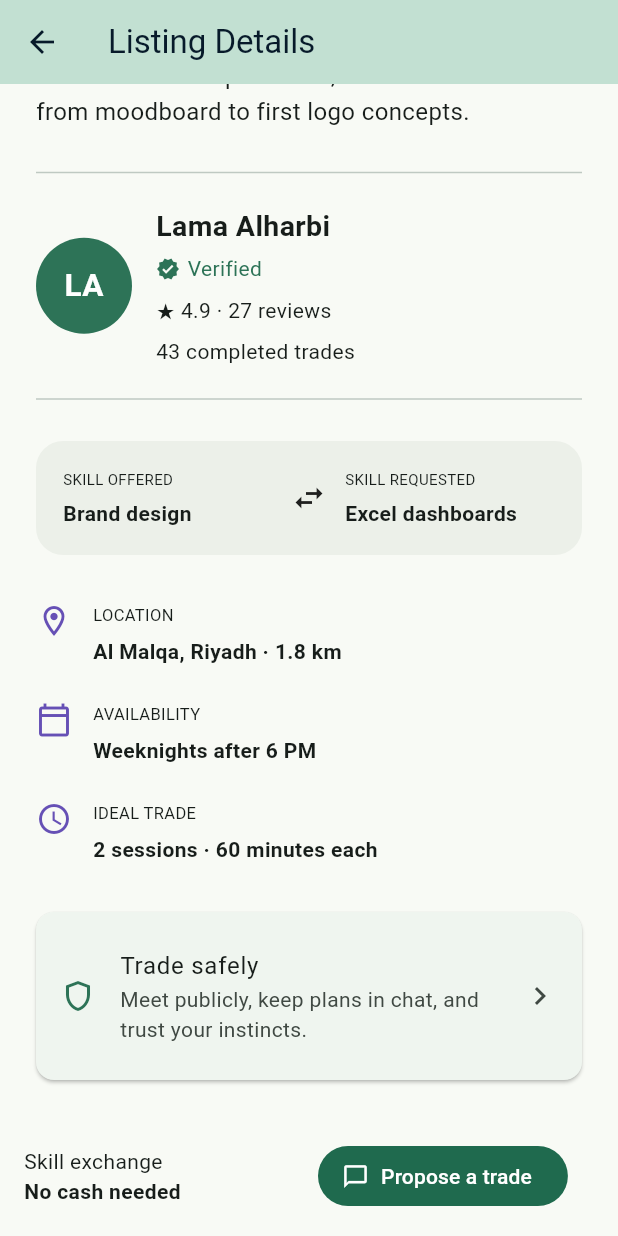
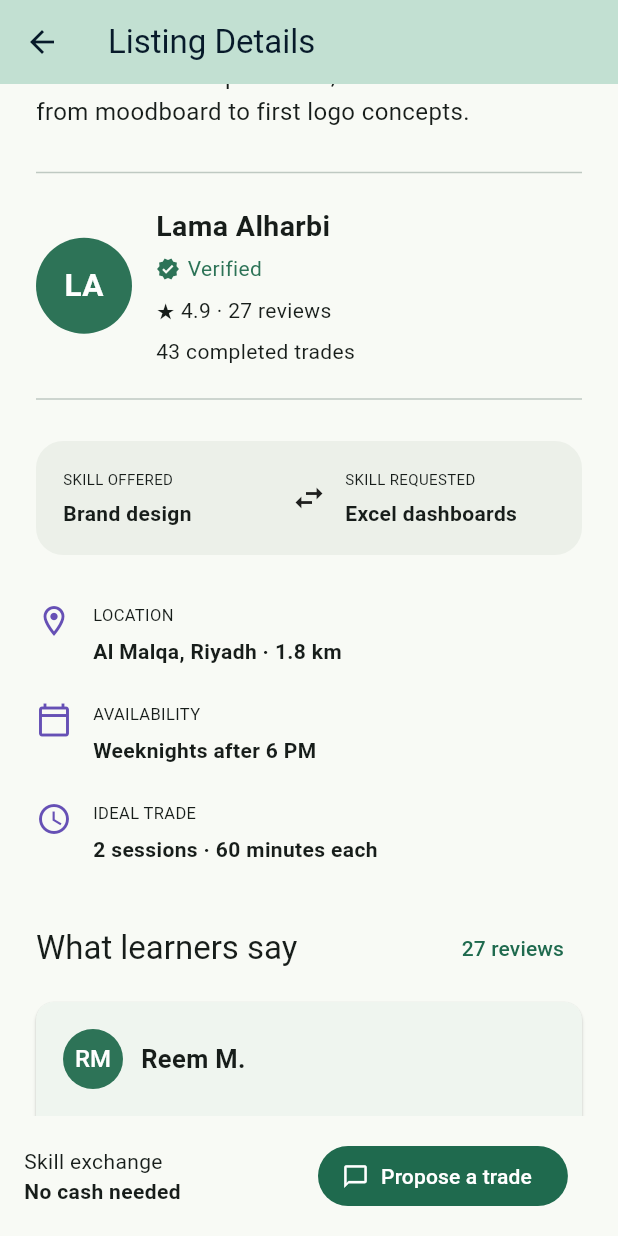
Before and after one commit to Wajza/swe463-project, a Flutter app: the ListingDetailScreen screen opened directly with sample values from the repository, scrolled down 315 dp, on a phone screen of 412 x 824 dp. Run offline on Flutter 3.47's test engine with Material 3 defaults, Android fonts, the phone set to English and light mode, and no system bars; Roboto replaces fonts that are missing (Arial).

Commit message:
Add listing review preview and reviews page

```diff
--- /dev/null
+++ b/souq_skills/lib/data/demo_listing_reviews.dart
@@ -0,0 +1,18 @@
+import '../models/listing_review.dart';
+
+// Temporary samples keyed by listing ID.
+const Map<String, List<ListingReview>> demoListingReviews = {
+  'demo-brand-design': [
+    ListingReview(
+      reviewerName: 'Reem M.',
+      stars: 5,
+      comment: 'Lama made branding feel simple and practical. '
+          'I left with a real direction for my bakery.',
+    ),
+    ListingReview(
+      reviewerName: 'Fahad S.',
+      stars: 5,
+      comment: 'Everything was exactly as agreed. Great experience.',
+    ),
+  ],
+};
--- /dev/null
+++ b/souq_skills/lib/models/listing_review.dart
@@ -0,0 +1,23 @@
+class ListingReview {
+  const ListingReview({
+    required this.reviewerName,
+    required this.stars,
+    required this.comment,
+  }) : assert(stars >= 1 && stars <= 5);
+
+  final String reviewerName;
+  final int stars;
+  final String comment;
+
+  String get initials {
+    final parts = reviewerName.trim().split(RegExp(r'\s+'));
+    if (parts.first.isEmpty) return '?';
+
+    final first = String.fromCharCode(parts.first.runes.first);
+    final last = parts.length > 1
+        ? String.fromCharCode(parts.last.runes.first)
+        : '';
+
+    return '$first$last'.toUpperCase();
+  }
+}
--- /dev/null
+++ b/souq_skills/lib/screens/listings/listing_reviews_screen.dart
@@ -0,0 +1,203 @@
+import 'package:flutter/material.dart';
+
+import '../../data/demo_listing_reviews.dart';
+import '../../main.dart';
+import '../../models/listing_review.dart';
+import '../../models/skill_listing.dart';
+
+class ListingReviewsSection extends StatelessWidget {
+  const ListingReviewsSection({
+    super.key,
+    required this.listing,
+  });
+
+  final SkillListing listing;
+
+  @override
+  Widget build(BuildContext context) {
+    final reviews =
+        demoListingReviews[listing.id] ?? const <ListingReview>[];
+
+    return Column(
+      crossAxisAlignment: CrossAxisAlignment.stretch,
+      children: [
+        Row(
+          children: [
+            Expanded(
+              child: Text(
+                'What learners say',
+                style: Theme.of(context).textTheme.titleLarge,
+              ),
+            ),
+            TextButton(
+              onPressed: () {
+                Navigator.of(context).push(
+                  MaterialPageRoute<void>(
+                    builder: (_) => ListingReviewsScreen(listing: listing),
+                  ),
+                );
+              },
+              child: Text(
+                listing.reviewCount == 0
+                    ? 'Reviews'
+                    : '${listing.reviewCount} reviews',
+              ),
+            ),
+          ],
+        ),
+        const SizedBox(height: 12),
+        if (reviews.isEmpty)
+          const _EmptyReviews()
+        else
+          _ReviewCard(review: reviews.first),
+      ],
+    );
+  }
+}
+
+class ListingReviewsScreen extends StatelessWidget {
+  const ListingReviewsScreen({
+    super.key,
+    required this.listing,
+  });
+
+  final SkillListing listing;
+
+  @override
+  Widget build(BuildContext context) {
+    final reviews =
+        demoListingReviews[listing.id] ?? const <ListingReview>[];
+
+    return Scaffold(
+      appBar: AppBar(
+        title: const Text('Reviews'),
+        centerTitle: true,
+      ),
+      body: SingleChildScrollView(
+        padding: const EdgeInsets.all(20),
+        child: Center(
+          child: ConstrainedBox(
+            constraints: const BoxConstraints(maxWidth: 650),
+            child: Column(
+              crossAxisAlignment: CrossAxisAlignment.stretch,
+              children: [
+                Container(
+                  padding: const EdgeInsets.all(20),
+                  decoration: BoxDecoration(
+                    color: souqMint,
+                    borderRadius: BorderRadius.circular(18),
+                  ),
+                  child: Row(
+                    children: [
+                      const Icon(Icons.star_outline, color: souqGreen),
+                      const SizedBox(width: 14),
+                      Expanded(
+                        child: Text('Feedback for ${listing.title}.'),
+                      ),
+                    ],
+                  ),
+                ),
+                const SizedBox(height: 20),
+                if (reviews.isEmpty)
+                  const _EmptyReviews()
+                else ...[
+                  Text(
+                    'Showing ${reviews.length} of '
+                    '${listing.reviewCount} reviews',
+                  ),
+                  const SizedBox(height: 16),
+                  for (final review in reviews) ...[
+                    _ReviewCard(review: review),
+                    const SizedBox(height: 14),
+                  ],
+                ],
+              ],
+            ),
+          ),
+        ),
+      ),
+    );
+  }
+}
+
+class _ReviewCard extends StatelessWidget {
+  const _ReviewCard({required this.review});
+
+  final ListingReview review;
+
+  @override
+  Widget build(BuildContext context) {
+    return Card(
+      margin: EdgeInsets.zero,
+      child: Padding(
+        padding: const EdgeInsets.all(18),
+        child: Column(
+          crossAxisAlignment: CrossAxisAlignment.stretch,
+          children: [
+            Row(
+              children: [
+                CircleAvatar(
+                  backgroundColor: souqGreen,
+                  child: Text(
+                    review.initials,
+                    style: const TextStyle(color: Colors.white),
+                  ),
+                ),
+                const SizedBox(width: 12),
+                Expanded(
+                  child: Text(
+                    review.reviewerName,
+                    style: const TextStyle(
+                      fontSize: 17,
+                      fontWeight: FontWeight.bold,
+                    ),
+                  ),
+                ),
+              ],
+            ),
+            const SizedBox(height: 10),
+            Semantics(
+              label: '${review.stars} out of 5 stars',
+              excludeSemantics: true,
+              child: Text(
+                List.filled(review.stars, '★').join(),
+                style: const TextStyle(
+                  color: souqGold,
+                  fontSize: 20,
+                ),
+              ),
+            ),
+            const SizedBox(height: 10),
+            Text(
+              review.comment,
+              style: const TextStyle(height: 1.5),
+            ),
+          ],
+        ),
+      ),
+    );
+  }
+}
+
+class _EmptyReviews extends StatelessWidget {
+  const _EmptyReviews();
+
+  @override
+  Widget build(BuildContext context) {
+    return const Padding(
+      padding: EdgeInsets.symmetric(vertical: 24),
+      child: Column(
+        children: [
+          Icon(Icons.rate_review_outlined, size: 36, color: souqGreen),
+          SizedBox(height: 12),
+          Text('No reviews yet'),
+          SizedBox(height: 6),
+          Text(
+            'Reviews will appear here after completed skill exchanges.',
+            textAlign: TextAlign.center,
+          ),
+        ],
+      ),
+    );
+  }
+}
--- a/souq_skills/lib/screens/listings/listing_screens.dart
+++ b/souq_skills/lib/screens/listings/listing_screens.dart
@@ -1,3 +1,4 @@
+import 'listing_reviews_screen.dart';
 import 'package:flutter/material.dart';
 
 import '../../main.dart';
@@ -192,6 +193,8 @@ class ListingDetailScreen extends StatelessWidget {
                             : listing.idealTrade,
                       ),
                       const SizedBox(height: 20),
+                      ListingReviewsSection(listing: listing),
+                      const SizedBox(height: 24),
                       Card(
                         margin: EdgeInsets.zero,
                         child: ListTile(
```
